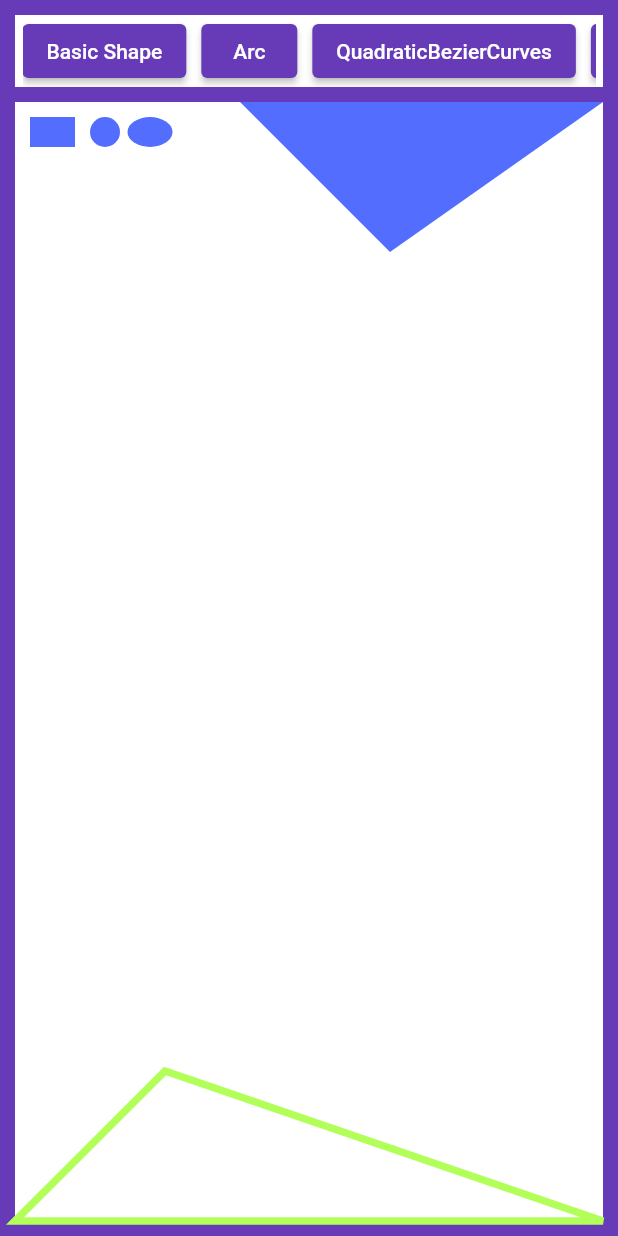
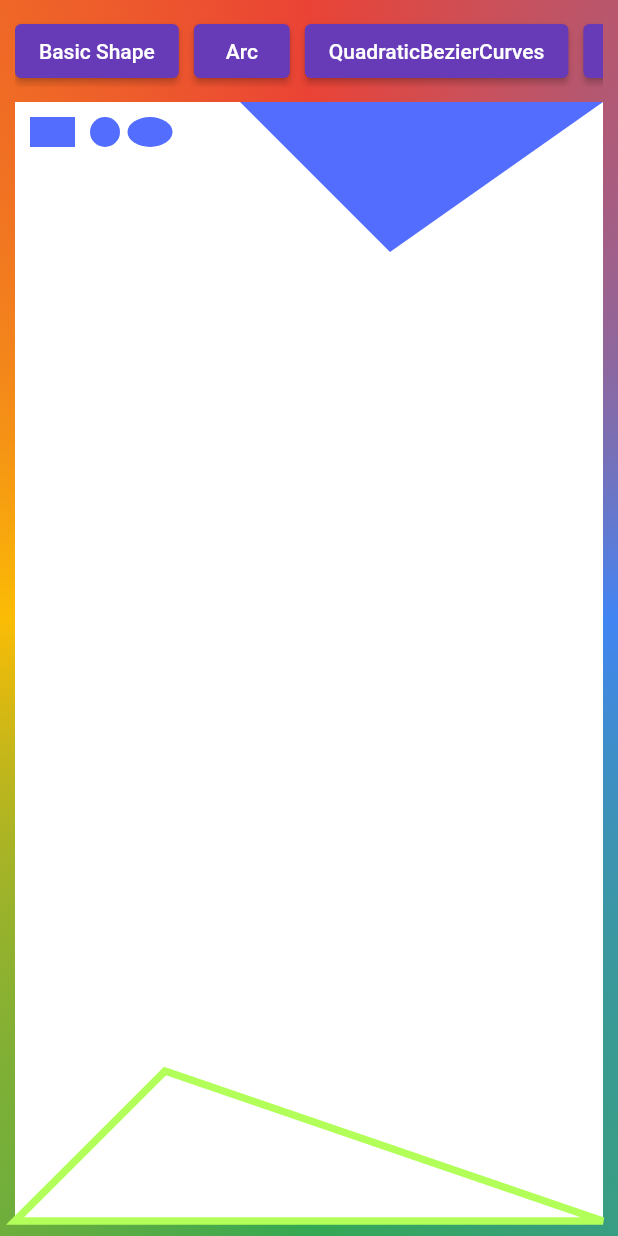
Before and after one commit to Christian-Adler/flutter_canvas_training, a Flutter app: the screen it shows after launch, on a phone screen of 412 x 824 dp. Run offline on Flutter 3.47's test engine with Material 2 defaults, Android fonts, the phone set to English and light mode, and no system bars.

```diff
--- a/lib/main.dart
+++ b/lib/main.dart
@@ -46,14 +46,24 @@ class _RootContainerState extends State<RootContainer> {
   @override
   Widget build(BuildContext context) {
     return Container(
-      color: Theme.of(context).primaryColor,
+      // color: Theme.of(context).primaryColor,
+      decoration: const BoxDecoration(
+        gradient: SweepGradient(
+          center: FractionalOffset.center,
+          colors: <Color>[
+            Color(0xFF4285F4), // blue
+            Color(0xFF34A853), // green
+            Color(0xFFFBBC05), // yellow
+            Color(0xFFEA4335), // red
+            Color(0xFF4285F4), // blue again to seamlessly transition to the start
+          ],
+          stops: <double>[0.0, 0.25, 0.5, 0.75, 1.0],
+        ),
+      ),
       padding: const EdgeInsets.all(10),
       child: Column(
         children: [
-          Container(
-            padding: const EdgeInsets.symmetric(horizontal: 5),
-            color: Theme.of(context).colorScheme.onPrimary,
-            child: SingleChildScrollView(
+          SingleChildScrollView(
             scrollDirection: Axis.horizontal,
             child: Row(
               children: [
@@ -68,7 +78,6 @@ class _RootContainerState extends State<RootContainer> {
                 ElevatedButton(
                     onPressed: () => setPainter(CubicBezierCurvesPainter()), child: const Text('CubicBezierCurves')),
               ],
-              ),
             ),
           ),
           const SizedBox(height: 10),
```
Lines whose indentation alone changed are shown as unchanged.
